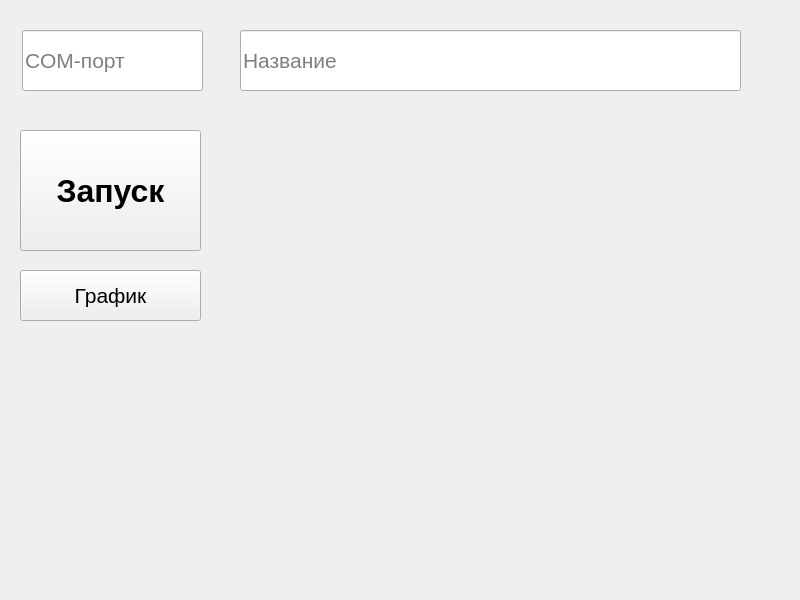
First picture: the form in src_python/ui_design/main.ui, repository KPO3/Sensitive-Photographer, before the edit.
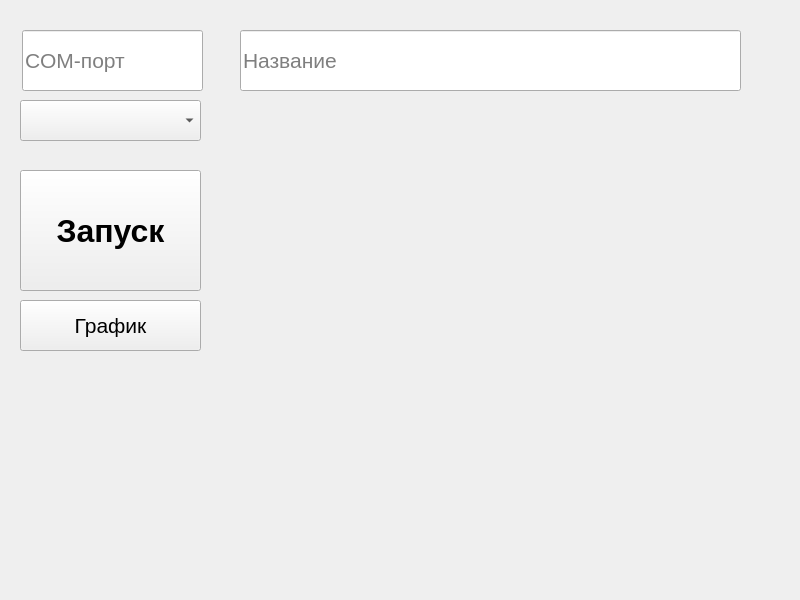
Second picture: the form after the edit. Icons and pictures are not drawn.

Commit message: Добавил сканер камер, ввод порта

Diff of the .ui file:
```diff
--- a/src_python/ui_design/main.ui
+++ b/src_python/ui_design/main.ui
@@ -18,7 +18,7 @@
     <property name="geometry">
      <rect>
       <x>20</x>
-      <y>130</y>
+      <y>170</y>
       <width>181</width>
       <height>121</height>
      </rect>
@@ -79,7 +79,7 @@
     <property name="geometry">
      <rect>
       <x>20</x>
-      <y>270</y>
+      <y>300</y>
       <width>181</width>
       <height>51</height>
      </rect>
@@ -115,6 +115,24 @@
      <bool>false</bool>
     </property>
    </widget>
+   <widget class="QComboBox" name="comboBox">
+    <property name="geometry">
+     <rect>
+      <x>20</x>
+      <y>100</y>
+      <width>181</width>
+      <height>41</height>
+     </rect>
+    </property>
+    <property name="font">
+     <font>
+      <pointsize>16</pointsize>
+     </font>
+    </property>
+    <property name="placeholderText">
+     <string>Микроскоп</string>
+    </property>
+   </widget>
   </widget>
   <widget class="QMenuBar" name="menubar">
    <property name="geometry">
```
The commit also changes 2 other files.
